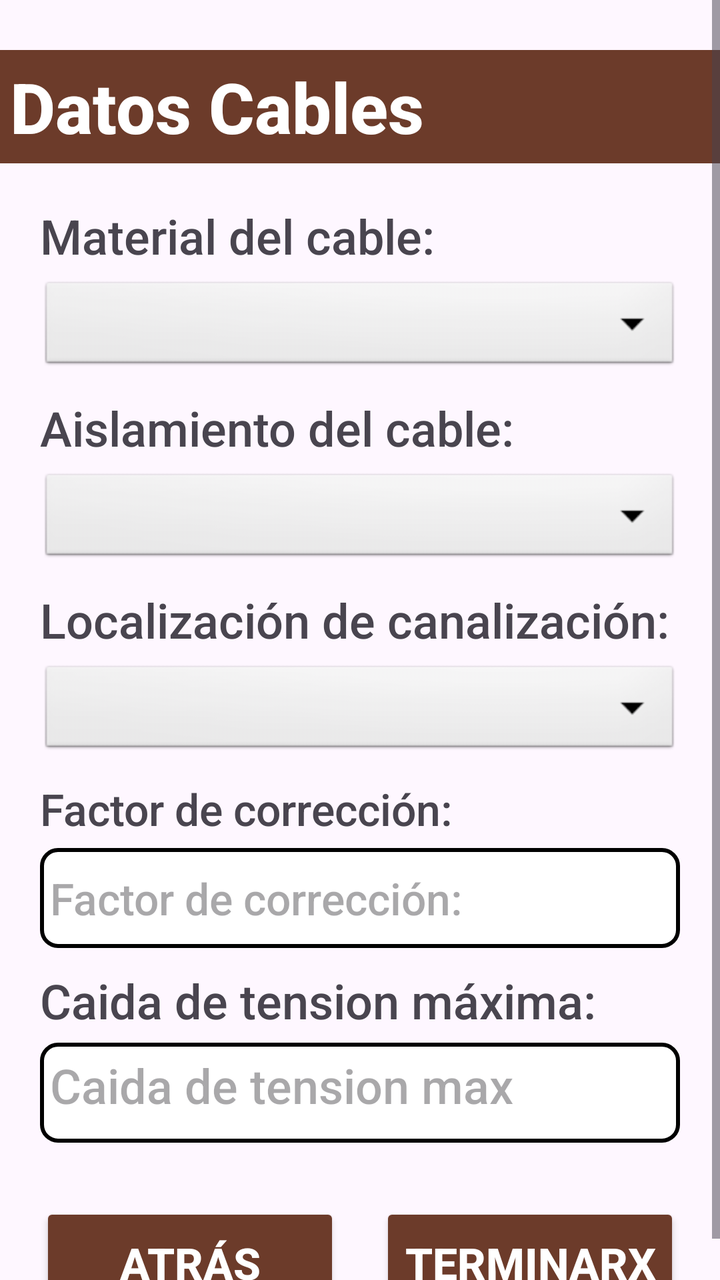
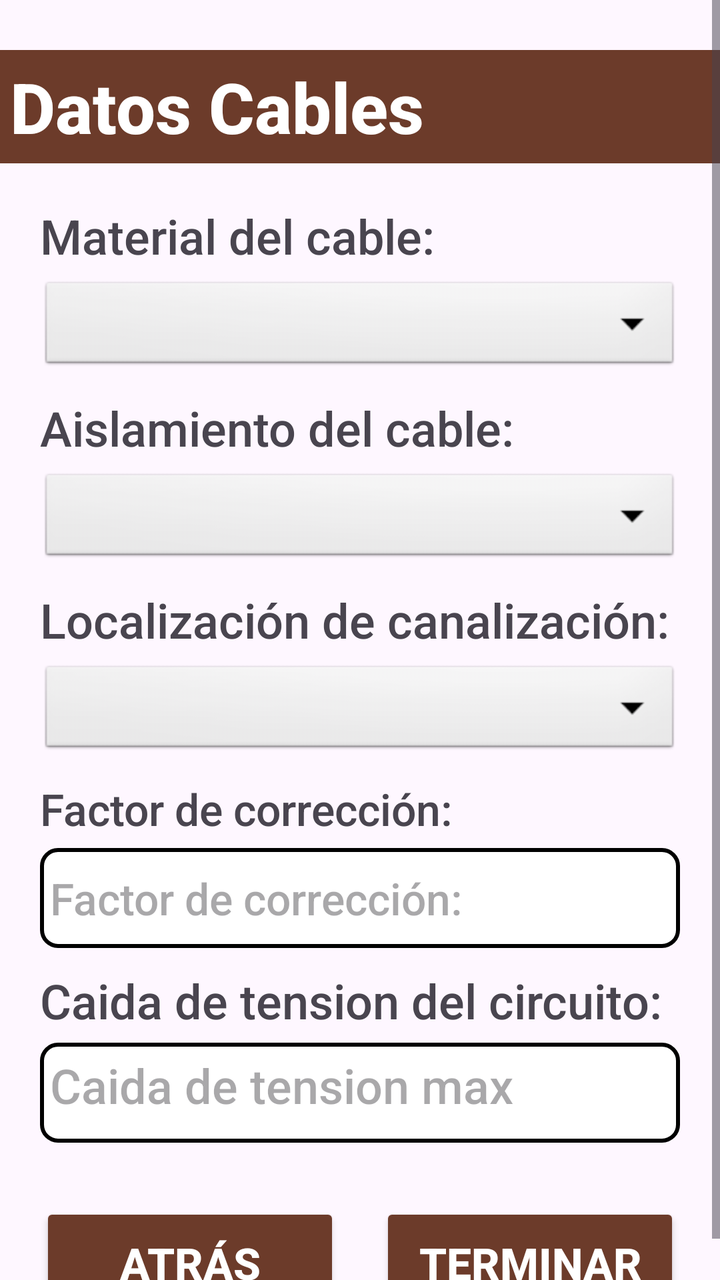

Compare the two renders of this Android layout. The source of the first and the diff that turns it into the second are given below.
<!-- AndroidManifest.xml: application theme Theme.CalculadoraDeCables -->
<!-- res/layout/pantalla_datos_cable4.xml -->
<?xml version="1.0" encoding="utf-8"?>
<androidx.constraintlayout.widget.ConstraintLayout xmlns:android="http://schemas.android.com/apk/res/android"
    xmlns:app="http://schemas.android.com/apk/res-auto"
    xmlns:tools="http://schemas.android.com/tools"
    android:layout_width="match_parent"
    android:layout_height="match_parent">

    <ScrollView
        android:layout_width="match_parent"
        android:layout_height="match_parent">

        <LinearLayout
            android:layout_width="match_parent"
            android:layout_height="wrap_content"
            android:orientation="vertical" >

            
            <TextView
                android:id="@+id/textViewDatosCable"
                android:layout_width="match_parent"
                android:layout_height="wrap_content"
                android:layout_marginTop="25dp"
                android:layout_marginBottom="20dp"
                android:background="@color/fondoTitulo"
                android:fontFamily="sans-serif-medium"
                android:text="Datos Cables"
                android:textAlignment="center"
                android:textColor="@color/white"
                android:textSize="35sp"
                android:textStyle="bold"
                android:padding="5dp" />

            
            <TextView
                android:id="@+id/textViewTipoConductor"
                android:layout_width="match_parent"
                android:layout_height="wrap_content"
                android:layout_marginBottom="5dp"
                android:layout_marginHorizontal="20dp"
                android:fontFamily="sans-serif-medium"
                android:text="Material del cable:"
                android:textSize="24sp" />

            <Spinner
                android:id="@+id/spinner5"
                android:layout_width="match_parent"
                android:layout_height="wrap_content"
                android:layout_marginBottom="10dp"
                android:layout_marginHorizontal="20dp"
                android:fontFamily="sans-serif-medium"
                android:background="@android:drawable/btn_dropdown" />

            <TextView
                android:id="@+id/textViewTipoConductor2"
                android:layout_width="match_parent"
                android:layout_height="wrap_content"
                android:layout_marginBottom="5dp"
                android:layout_marginHorizontal="20dp"
                android:fontFamily="sans-serif-medium"
                android:text="Aislamiento del cable:"
                android:textSize="24sp" />

            <Spinner
                android:id="@+id/spinner6"
                android:layout_width="match_parent"
                android:layout_height="wrap_content"
                android:layout_marginBottom="10dp"
                android:layout_marginHorizontal="20dp"
                android:fontFamily="sans-serif-medium"
                android:background="@android:drawable/btn_dropdown" />

            <TextView
                android:id="@+id/textViewLocalizacionCanalizacion"
                android:layout_width="match_parent"
                android:layout_height="wrap_content"
                android:layout_marginBottom="5dp"
                android:layout_marginHorizontal="20dp"
                android:fontFamily="sans-serif-medium"
                android:text="Localización de canalización:"
                android:textSize="24sp" />

            <Spinner
                android:id="@+id/spinner7"
                android:layout_width="match_parent"
                android:layout_height="wrap_content"
                android:layout_marginBottom="10dp"
                android:layout_marginHorizontal="20dp"
                android:fontFamily="sans-serif-medium"
                android:background="@android:drawable/btn_dropdown" />

            <TextView
                android:id="@+id/textViewFactorCorreccion"
                android:layout_width="match_parent"
                android:layout_height="wrap_content"
                android:layout_marginBottom="5dp"
                android:layout_marginHorizontal="20dp"
                android:fontFamily="sans-serif-medium"
                android:text="Factor de corrección:"
                android:textSize="22sp" />

            <EditText
                android:id="@+id/editTextFactorCorreccion"
                android:layout_width="match_parent"
                android:layout_height="50dp"
                android:layout_marginBottom="10dp"
                android:layout_marginHorizontal="20dp"
                android:background="@drawable/recuadro_texto"
                android:ems="10"
                android:fontFamily="sans-serif-medium"
                android:hint="Factor de corrección: "
                android:inputType="text"
                android:padding="5dp"
                android:textSize="22sp" />

            
            <TextView
                android:id="@+id/error9"
                android:layout_width="match_parent"
                android:layout_height="wrap_content"
                android:layout_marginTop="4dp"
                android:layout_marginBottom="10dp"
                android:layout_marginHorizontal="20dp"
                android:textColor="@color/textoErrores"
                android:textSize="14sp"
                android:fontFamily="sans-serif-medium"
                android:text=""
                android:visibility="gone"
                app:layout_constraintTop_toBottomOf="@id/editTextFactorCorreccion"
                app:layout_constraintStart_toStartOf="@id/editTextFactorCorreccion"
                app:layout_constraintEnd_toEndOf="@id/editTextFactorCorreccion"/>

            <TextView
                android:id="@+id/textViewCaidaTensionMaxTitulo"
                android:layout_width="match_parent"
                android:layout_height="wrap_content"
                android:layout_marginBottom="5dp"
                android:layout_marginHorizontal="20dp"
                android:fontFamily="sans-serif-medium"
                android:text="Caida de tension máxima:"
                android:textSize="24sp" />

            <TextView
                android:id="@+id/textViewCaidaTensionMax"
                android:layout_width="match_parent"
                android:layout_height="50dp"
                android:layout_marginBottom="10dp"
                android:layout_marginHorizontal="20dp"
                android:background="@drawable/recuadro_texto"
                android:ems="10"
                android:fontFamily="sans-serif-medium"
                android:hint="Caida de tension max"
                android:padding="5dp"
                android:textSize="24sp" />

            <TextView
                android:id="@+id/error10"
                android:layout_width="match_parent"
                android:layout_height="wrap_content"
                android:layout_marginTop="4dp"
                android:layout_marginBottom="10dp"
                android:layout_marginHorizontal="20dp"
                android:textColor="@color/textoErrores"
                android:textSize="14sp"
                android:fontFamily="sans-serif-medium"
                android:text=""
                android:visibility="gone"
                app:layout_constraintTop_toBottomOf="@id/editTextFactorCorreccion"
                app:layout_constraintStart_toStartOf="@id/editTextFactorCorreccion"
                app:layout_constraintEnd_toEndOf="@id/editTextFactorCorreccion"/>

            
            <LinearLayout
                android:layout_width="match_parent"
                android:layout_height="wrap_content"
                android:layout_marginTop="20dp"
                android:layout_marginHorizontal="20dp"
                android:orientation="horizontal">

                <Button
                    android:id="@+id/botonAtras"
                    android:layout_width="0dp"
                    android:layout_height="60dp"
                    android:layout_weight="1"
                    android:backgroundTint="@color/fondoBotones"
                    android:fontFamily="sans-serif-medium"
                    android:text="Atrás"
                    android:textColor="@color/white"
                    android:textSize="22sp"
                    android:textStyle="bold" />

                <Button
                    android:id="@+id/botonSiguiente"
                    android:layout_width="0dp"
                    android:layout_height="60dp"
                    android:layout_marginStart="20dp"
                    android:layout_weight="1"
                    android:backgroundTint="@color/fondoBotones"
                    android:fontFamily="sans-serif-medium"
                    android:text="Terminarx"
                    android:textColor="@color/white"
                    android:textSize="22sp"
                    android:textStyle="bold" />

            </LinearLayout>
        </LinearLayout>
    </ScrollView>
</androidx.constraintlayout.widget.ConstraintLayout>
<!-- resources referenced by this layout -->
<resources>
  <color name="fondoBotones">#6C3B2A</color>
  <color name="fondoTitulo">#6C3B2A</color>
  <color name="textoErrores">#FF0000</color>
  <color name="white">#FFFFFFFF</color>
  <!-- drawable recuadro_texto (drawable) -->
  <?xml version="1.0" encoding="utf-8"?>
  <shape xmlns:android="http://schemas.android.com/apk/res/android">
  
      <solid android:color="@color/white"/>
  
      <stroke
          android:width="2dp"
          android:color="@color/black"/>
  
      <corners android:radius="8dp"/>
  
  </shape>
  <style name="Theme.CalculadoraDeCables" parent="Base.Theme.CalculadoraDeCables" />
  <color name="black">#FF000000</color>
  <style name="Base.Theme.CalculadoraDeCables" parent="Theme.Material3.Light.NoActionBar">
          
          
      </style>
</resources>

<!-- the commit's change to res/layout/pantalla_datos_cable4.xml (unified diff, before → after) -->
@@ -136,7 +136,7 @@
                 android:layout_marginBottom="5dp"
                 android:layout_marginHorizontal="20dp"
                 android:fontFamily="sans-serif-medium"
-                android:text="Caida de tension máxima:"
+                android:text="Caida de tension del circuito:"
                 android:textSize="24sp" />
 
             <TextView
@@ -196,7 +196,7 @@
                     android:layout_weight="1"
                     android:backgroundTint="@color/fondoBotones"
                     android:fontFamily="sans-serif-medium"
-                    android:text="Terminarx"
+                    android:text="Terminar"
                     android:textColor="@color/white"
                     android:textSize="22sp"
                     android:textStyle="bold" />
